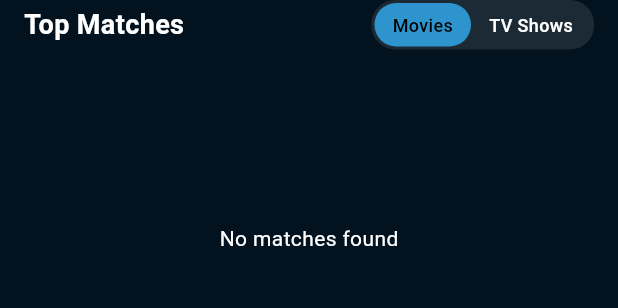
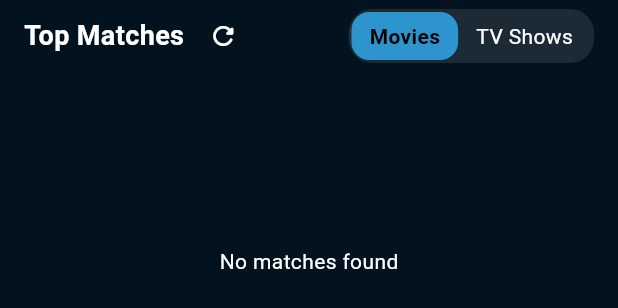
Before and after one commit to Ragulsundaram/streamwise, a Flutter app: the TopMatchesSection widget shown alone on an empty page, opened directly with empty values, on a phone screen of 412 x 824 dp. Shown: the top 308 px of the screen. Run offline on Flutter 3.47's test engine with Material 3 defaults, Android fonts, the phone set to English and light mode, and no system bars; our stand-ins replace flutter_dotenv, iconsax, shared_preferences; accounts and stored records are empty; network calls fail.

Commit message:
fixed Top matches

```diff
--- a/lib/services/tmdb_service.dart
+++ b/lib/services/tmdb_service.dart
@@ -4,12 +4,17 @@ import 'package:flutter_dotenv/flutter_dotenv.dart';
 import 'package:flutter/foundation.dart';  // Add this import for debugPrint
 import '../models/media_item.dart';
 import '../models/profile/taste_profile.dart';
+import 'dart:math';
 import '../services/matcher_service.dart';
 
 class TMDBService {
   final String baseUrl = 'https://api.themoviedb.org/3';
   final String apiKey = dotenv.env['TMDB_API_KEY'] ?? '';
   final String imageBaseUrl = 'https://image.tmdb.org/t/p/w500';
+
+  // Add cache variables
+  static Map<String, List<MediaItem>> _topMatchesCache = {};
+  static Map<String, DateTime> _lastFetchTime = {};
 
   Future<List<MediaItem>> getPopularMedia(String type, int page) async {
     final response = await http.get(
@@ -83,37 +88,85 @@ class TMDBService {
   Future<List<MediaItem>> getTopMatches(
     String mediaType,
     TasteProfile userProfile,
-    {int limit = 10}
+    {int limit = 10, bool forceRefresh = false}
   ) async {
+    final cacheKey = mediaType;
+    final now = DateTime.now();
+
+    debugPrint('🔍 Starting getTopMatches - ForceRefresh: $forceRefresh, MediaType: $mediaType');
+
+    if (!forceRefresh && _topMatchesCache.containsKey(cacheKey)) {
+      final lastFetch = _lastFetchTime[cacheKey];
+      if (lastFetch != null && now.difference(lastFetch).inHours < 24) {
+        debugPrint('📦 Returning cached data for $mediaType');
+        return _topMatchesCache[cacheKey]!;
+      }
+    }
+
+    List<MediaItem> potentialMatches = [];
     List<MediaItem> matchedItems = [];
 
     try {
-      // Fetch more pages for better matches
-      for (int page = 1; page <= 3; page++) {  // Increased to 3 pages
-        final items = await getPopularMedia(mediaType, page);
+      debugPrint('🎬 Fetching fresh content...');
+
+      // Fetch multiple pages of content
+      final random = Random();
+      final pageToFetch = random.nextInt(5) + 1; // Random page between 1-5
+
+      final popularItems = await getPopularMedia(mediaType, pageToFetch);
+      debugPrint('📈 Popular items fetched from page $pageToFetch: ${popularItems.length}');
+
+      final trendingItems = await getTrendingMedia(
+        random.nextBool() ? 'day' : 'week',
+        random.nextInt(3) + 1
+      );
+      debugPrint('🔥 Trending items fetched: ${trendingItems.length}');
+
+      // Remove duplicates before adding to potential matches
+      final seenIds = <int>{};
+
+      void addUniqueItems(List<MediaItem> items) {
         for (var item in items) {
-          try {
-            final details = await getMediaDetails(item.id, mediaType);
-            final match = MatcherService.calculateMatchPercentage(details, userProfile);
-
-            // Lower threshold and always add items
-            item.matchPercentage = match;
-            matchedItems.add(item);
-          } catch (e) {
-            debugPrint('Error calculating match for item ${item.id}: $e');
-            continue;
+          if (!seenIds.contains(item.id)) {
+            seenIds.add(item.id);
+            potentialMatches.add(item);
           }
         }
       }
 
-      // Sort by match percentage (highest first)
+      addUniqueItems(popularItems);
+      addUniqueItems(trendingItems.where((item) => item.mediaType == mediaType).toList());
+
+      debugPrint('🎲 Total unique potential matches before shuffle: ${potentialMatches.length}');
+      potentialMatches.shuffle();
+
+      // Calculate matches for the combined list
+      for (var item in potentialMatches) {
+        try {
+          final details = await getMediaDetails(item.id, mediaType);
+          final match = MatcherService.calculateMatchPercentage(details, userProfile);
+          debugPrint('✨ Match calculated for ${item.title}: $match%');
+          item.matchPercentage = match;
+          matchedItems.add(item);
+        } catch (e) {
+          debugPrint('❌ Error calculating match for item ${item.id}: $e');
+          continue;
+        }
+      }
+
       matchedItems.sort((a, b) => (b.matchPercentage ?? 0).compareTo(a.matchPercentage ?? 0));
+      debugPrint('📊 Total matched items after sorting: ${matchedItems.length}');
 
-      // Return top matches up to the limit
-      return matchedItems.take(limit).toList();
+      final topMatches = matchedItems.take(limit).toList();
+      debugPrint('🏆 Final top matches count: ${topMatches.length}');
+
+      _topMatchesCache[cacheKey] = topMatches;
+      _lastFetchTime[cacheKey] = now;
+
+      return topMatches;
     } catch (e) {
-      debugPrint('Error in getTopMatches: $e');
-      return [];
+      debugPrint('❌ Error in getTopMatches: $e');
+      return _topMatchesCache[cacheKey] ?? [];
     }
   }
 }
--- a/lib/widgets/matches/top_matches_section.dart
+++ b/lib/widgets/matches/top_matches_section.dart
@@ -41,55 +41,36 @@ class _TopMatchesSectionState extends State<TopMatchesSection> {
     super.dispose();
   }
 
-  Future<void> _fetchTopMatches() async {
-    if (_isLoading) return;
+  Future<void> _fetchTopMatches({bool forceRefresh = false}) async {
+    if (_isLoading && !forceRefresh) return;
+
     setState(() => _isLoading = true);
+
     try {
       final mediaType = isMovie ? 'movie' : 'tv';
+      // Don't clear items until we have new ones
       final matches = await _tmdbService.getTopMatches(
         mediaType,
         widget.userProfile,
         limit: 10,
+        forceRefresh: forceRefresh,
       );
-      setState(() => _matchedItems = matches);
+
+      if (mounted) {
+        setState(() {
+          // Only update items if we got new ones
+          if (matches.isNotEmpty) {
+            _matchedItems = matches;
+          }
+        });
+      }
     } catch (e) {
       debugPrint('Error fetching top matches: $e');
     } finally {
+      if (mounted) {
         setState(() => _isLoading = false);
       }
     }
-
-  Widget _buildMediaTypeToggle(bool isMovieToggle, String text) {
-    final isSelected = isMovie == isMovieToggle;
-    return GestureDetector(
-      onTap: () {
-        if (isMovie != isMovieToggle) {
-          setState(() {
-            isMovie = isMovieToggle;
-            _matchedItems.clear();
-          });
-          _fetchTopMatches();
-        }
-      },
-      child: Container(
-        padding: const EdgeInsets.symmetric(
-          horizontal: 12,
-          vertical: 6,
-        ),
-        decoration: BoxDecoration(
-          color: isSelected ? AppColors.primary : Colors.transparent,
-          borderRadius: BorderRadius.circular(16),
-        ),
-        child: Text(
-          text,
-          style: TextStyle(
-            color: isSelected ? Colors.black : Colors.white,
-            fontWeight: FontWeight.w500,
-            fontSize: 12,
-          ),
-        ),
-      ),
-    );
   }
 
   @override
@@ -102,6 +83,8 @@ class _TopMatchesSectionState extends State<TopMatchesSection> {
           child: Row(
             mainAxisAlignment: MainAxisAlignment.spaceBetween,
             children: [
+              Row(
+                children: [
                   const Text(
                     'Top Matches',
                     style: TextStyle(
@@ -109,6 +92,15 @@ class _TopMatchesSectionState extends State<TopMatchesSection> {
                       fontSize: 18,
                       fontWeight: FontWeight.w600,
                     ),
+                  ),
+                  IconButton(
+                    icon: const Icon(Icons.refresh_rounded, color: Colors.white),
+                    onPressed: () => _fetchTopMatches(forceRefresh: true),
+                    padding: const EdgeInsets.only(left: 4),
+                    constraints: const BoxConstraints(),
+                    iconSize: 20,
+                  ),
+                ],
               ),
               Container(
                 padding: const EdgeInsets.all(2),
@@ -257,4 +249,37 @@ class _TopMatchesSectionState extends State<TopMatchesSection> {
       ),
     );
   }
+
+  Widget _buildMediaTypeToggle(bool isMovieToggle, String text) {
+    final isSelected = isMovie == isMovieToggle;
+    return GestureDetector(
+      onTap: () {
+        if (isMovie != isMovieToggle) {
+          setState(() {
+            isMovie = isMovieToggle;
+          });
+          // Fetch new matches immediately after toggle
+          _fetchTopMatches();
         }
+      },
+      child: Container(
+        padding: const EdgeInsets.symmetric(
+          horizontal: 12,
+          vertical: 6,
+        ),
+        decoration: BoxDecoration(
+          color: isSelected ? AppColors.primary : Colors.transparent,
+          borderRadius: BorderRadius.circular(12),
+        ),
+        child: Text(
+          text,
+          style: TextStyle(
+            color: isSelected ? Colors.black : Colors.white,
+            fontSize: 14,
+            fontWeight: isSelected ? FontWeight.w600 : FontWeight.normal,
+          ),
+        ),
+      ),
+    );
+  }
+}
```
Lines whose indentation alone changed are shown as unchanged.
